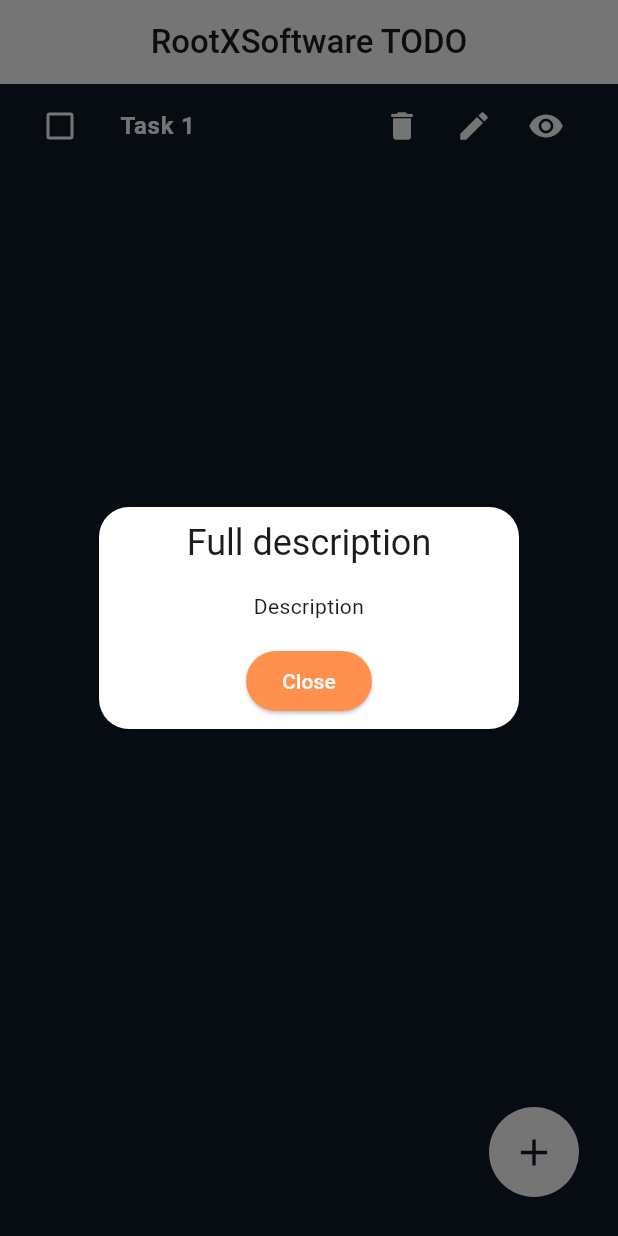
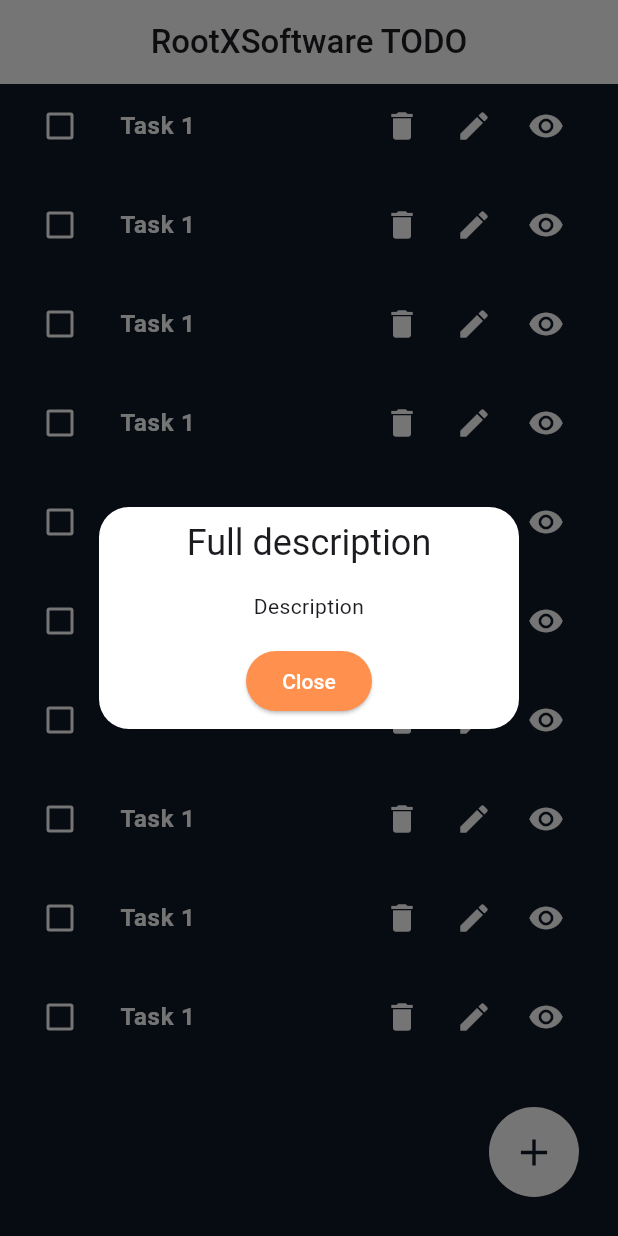
Before and after one commit to sajidrec/flutter_rootx_todo_app, a Flutter app: the screen it shows after launch, after a tap on the "remove red eye" icon, on a phone screen of 412 x 824 dp. Run offline on Flutter 3.47's test engine with Material 3 defaults, Android fonts, the phone set to English and light mode, and no system bars; our stand-ins replace get, hive, hive_flutter, shimmer_animation; accounts and stored records are empty.

Commit message:
Integrate Hive for local data persistence
This commit introduces Hive for local data storage and integrates it with the task creation, update, and deletion functionalities.

Key changes:
- Added `hive` and `hive_flutter` dependencies.
- Initialized Hive in `main.dart` and opened a 'todo' box.
- Created `TodoModel` to represent task data.
- Implemented `CreateUpdateController` with methods for adding, toggling completion, updating, and deleting todos using Hive.
- Registered `CreateUpdateController` in `ControllerBinders`.
- Updated `CreateUpdateTaskPage`:
    - Added an `index` parameter to identify tasks for update/delete.
    - Integrated `CreateUpdateController` to handle "Create" and "Update" button actions, saving or updating data in Hive.
- Updated `HomePage`:
    - Passed the `index` to `_buildTask` and subsequently to the edit button.
- Updated `AppPages` to include `index` in arguments passed to `CreateUpdateTaskPage`.
- Updated iOS and macOS configuration files to include Pods support.

```diff
--- a/lib/controller_binders.dart
+++ b/lib/controller_binders.dart
@@ -1,9 +1,11 @@
 import 'package:get/get.dart';
+import 'package:rootxsoftware_todo_app/presentation/create_update_task/controllers/create_update_controller.dart';
 import 'package:rootxsoftware_todo_app/presentation/home/controllers/checkbox_controller.dart';
 
 class ControllerBinders extends Bindings {
   @override
   void dependencies() {
     Get.put(CheckboxController());
+    Get.put(CreateUpdateController());
   }
 }
--- a/lib/main.dart
+++ b/lib/main.dart
@@ -1,6 +1,10 @@
 import 'package:flutter/material.dart';
+import 'package:hive_flutter/adapters.dart';
 import 'package:rootxsoftware_todo_app/app.dart';
 
-void main() {
+Future<void> main() async {
+  WidgetsFlutterBinding.ensureInitialized();
+  await Hive.initFlutter();
+  await Hive.openBox('todo');
   runApp(RootXSoftwareTODO());
 }
--- a/lib/presentation/home/pages/home_page.dart
+++ b/lib/presentation/home/pages/home_page.dart
@@ -4,9 +4,14 @@ import 'package:rootxsoftware_todo_app/presentation/home/controllers/checkbox_co
 import 'package:rootxsoftware_todo_app/routes/app_routes.dart';
 import 'package:rootxsoftware_todo_app/theme/app_colors.dart';
 
-class HomePage extends StatelessWidget {
+class HomePage extends StatefulWidget {
   const HomePage({super.key});
 
+  @override
+  State<HomePage> createState() => _HomePageState();
+}
+
+class _HomePageState extends State<HomePage> {
   @override
   Widget build(BuildContext context) {
     return SafeArea(
@@ -27,10 +32,11 @@ class HomePage extends StatelessWidget {
                 itemBuilder: (context, index) => _buildTask(
                   taskDescription: "Description",
                   taskTitle: 'Task 1',
+                  index: index,
                 ),
                 separatorBuilder: (context, index) =>
                     const SizedBox(height: 10),
-                itemCount: 1,
+                itemCount: 10,
               ),
 
               const SizedBox(height: 100),
@@ -45,6 +51,7 @@ class HomePage extends StatelessWidget {
   ListTile _buildTask({
     String taskDescription = "",
     required String taskTitle,
+    required int index,
   }) {
     return ListTile(
       leading: GetBuilder<CheckboxController>(
@@ -82,7 +89,7 @@ class HomePage extends StatelessWidget {
         mainAxisSize: MainAxisSize.min,
         children: [
           _buildDeleteButton(),
-          _buildEditButton(taskTitle, taskDescription),
+          _buildEditButton(taskTitle, taskDescription, index),
           _buildViewButton(taskDescription),
         ],
       ),
@@ -112,7 +119,11 @@ class HomePage extends StatelessWidget {
     );
   }
 
-  IconButton _buildEditButton(String taskTitle, String taskDescription) {
+  IconButton _buildEditButton(
+    String taskTitle,
+    String taskDescription,
+    int index,
+  ) {
     return IconButton(
       onPressed: () {
         Get.toNamed(
@@ -122,6 +133,7 @@ class HomePage extends StatelessWidget {
             "buttonText": "Update",
             "titleText": taskTitle,
             "descriptionText": taskDescription,
+            "index": index,
           },
         );
       },
--- a/lib/routes/app_pages.dart
+++ b/lib/routes/app_pages.dart
@@ -15,6 +15,7 @@ class AppPages {
         buttonText: Get.arguments['buttonText'],
         titleText: Get.arguments['titleText'],
         descriptionText: Get.arguments['descriptionText'],
+        index: Get.arguments['index'],
       ),
     ),
   ];
--- a/pubspec.yaml
+++ b/pubspec.yaml
@@ -37,6 +37,7 @@ dependencies:
   get: ^4.7.2
   hive: ^2.2.3
   shimmer_animation: ^2.2.2
+  hive_flutter: ^1.1.0
 
 dev_dependencies:
   flutter_test:
```
Also changed, not shown: lib/models/todo_model.dart (added, +42 -0 lines), lib/presentation/create_update_task/controllers/create_update_controller.dart (added, +39 -0 lines), lib/presentation/create_update_task/pages/create_update_task_page.dart (+34 -2 lines), pubspec.lock, 5 other files.
